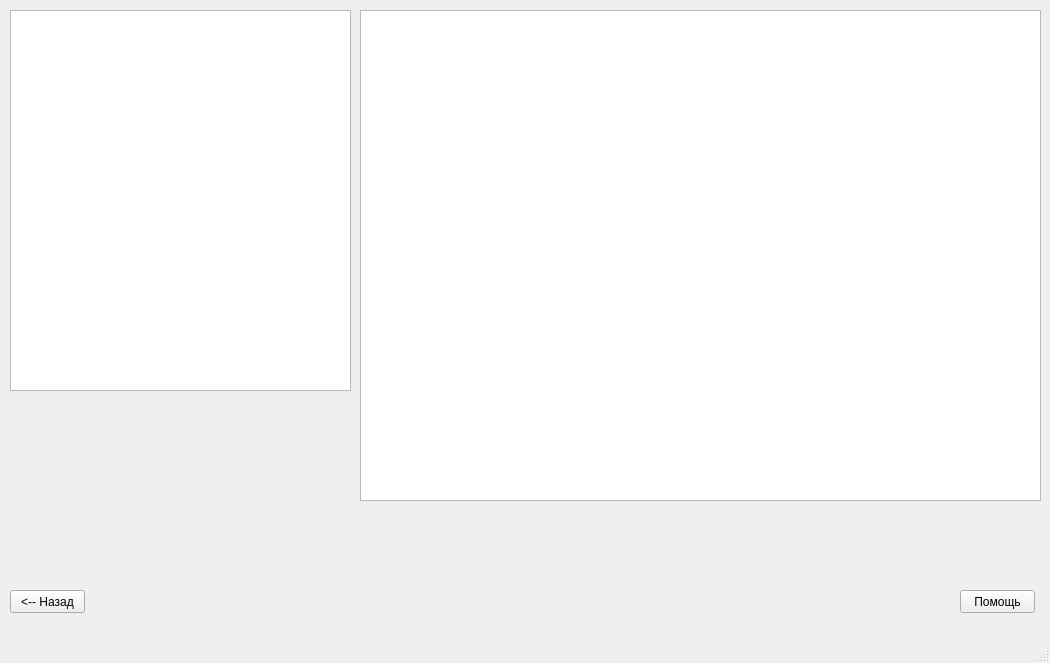
The window that ui/army.ui (verdenkaa/WarhammerDataSupport) describes before a commit, drawn with Qt 5.
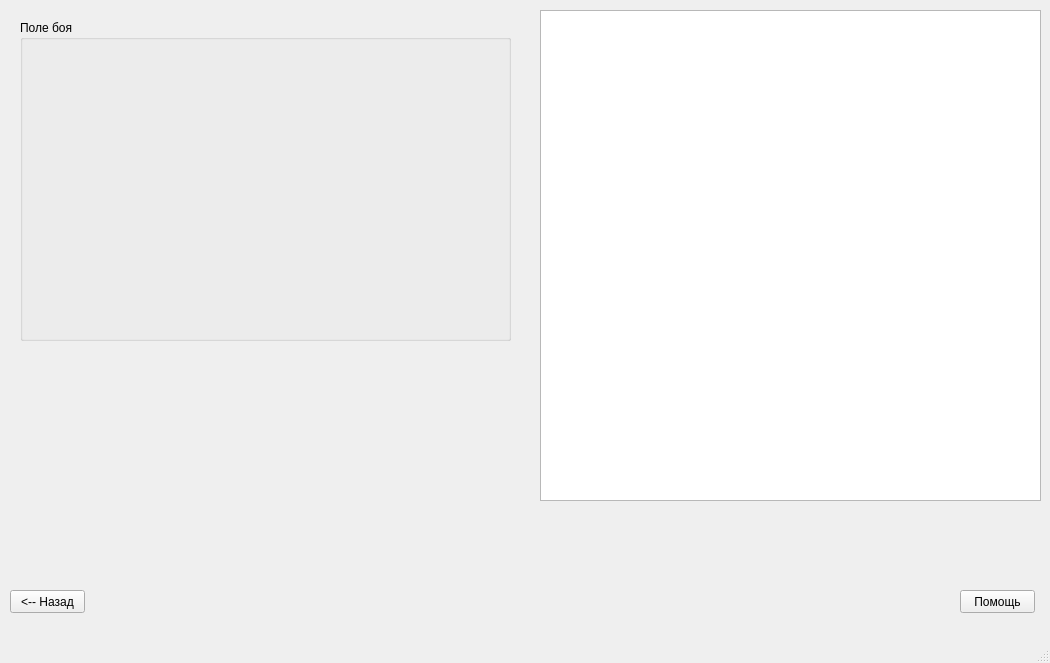
The same window after the commit. Icons and pictures are not drawn.

The edit to the form file:
```diff
--- a/ui/army.ui
+++ b/ui/army.ui
@@ -17,23 +17,13 @@
    <widget class="QTableWidget" name="tables">
     <property name="geometry">
      <rect>
-      <x>360</x>
+      <x>540</x>
       <y>10</y>
-      <width>681</width>
+      <width>501</width>
       <height>491</height>
      </rect>
     </property>
    </widget>
-   <widget class="QGraphicsView" name="graphicsView">
-    <property name="geometry">
-     <rect>
-      <x>10</x>
-      <y>10</y>
-      <width>341</width>
-      <height>381</height>
-     </rect>
-    </property>
-   </widget>
    <widget class="QPushButton" name="HelpButton">
     <property name="geometry">
      <rect>
@@ -60,6 +50,54 @@
      <string>&lt;-- Назад</string>
     </property>
    </widget>
+   <widget class="QGroupBox" name="groupBox">
+    <property name="geometry">
+     <rect>
+      <x>20</x>
+      <y>20</y>
+      <width>491</width>
+      <height>321</height>
+     </rect>
+    </property>
+    <property name="mouseTracking">
+     <bool>true</bool>
+    </property>
+    <property name="title">
+     <string>Поле боя</string>
+    </property>
+    <widget class="QLabel" name="pole">
+     <property name="geometry">
+      <rect>
+       <x>0</x>
+       <y>0</y>
+       <width>491</width>
+       <height>311</height>
+      </rect>
+     </property>
+     <property name="text">
+      <string/>
+     </property>
+     <property name="pixmap">
+      <pixmap>images/mars.jpg</pixmap>
+     </property>
+    </widget>
+    <widget class="QLabel" name="label">
+     <property name="geometry">
+      <rect>
+       <x>90</x>
+       <y>180</y>
+       <width>51</width>
+       <height>51</height>
+      </rect>
+     </property>
+     <property name="text">
+      <string/>
+     </property>
+     <property name="pixmap">
+      <pixmap>images/dreadnouth.png</pixmap>
+     </property>
+    </widget>
+   </widget>
   </widget>
   <widget class="QMenuBar" name="menubar">
    <property name="geometry">
```
